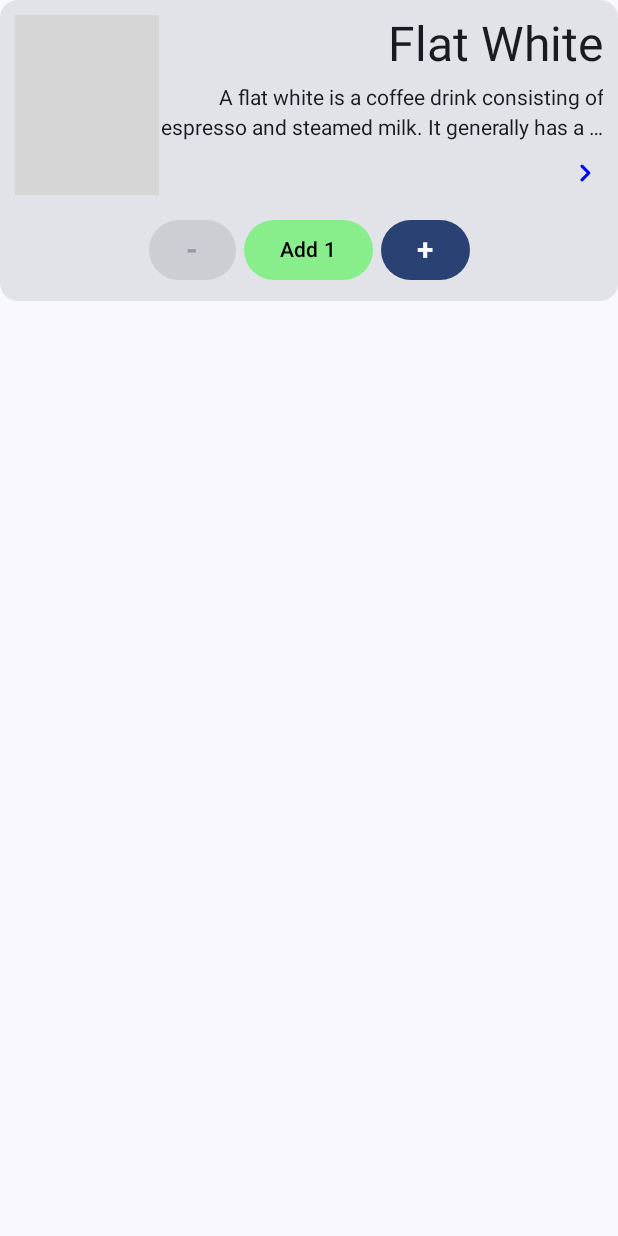
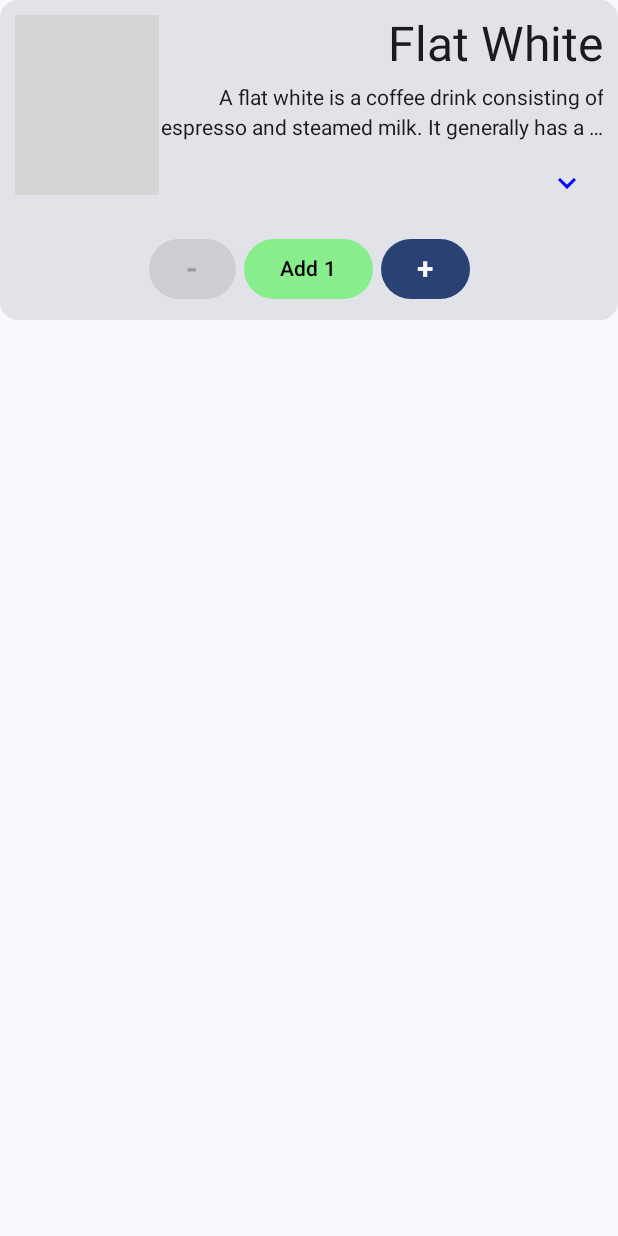
Before and after one commit to HuxleyMc/TheCoffeeShop, an Android app built with Jetpack Compose: the composable DrinkCard called with sample values from the repository, on a phone screen of 412 x 824 dp. Run offline under Robolectric (Android 15) with nearby library versions, the phone set to English and light mode, and no system bars; grey boxes are pictures that could not be loaded.

Commit message:
Adding expanding to drink card

```diff
--- a/app/src/main/AndroidManifest.xml
+++ b/app/src/main/AndroidManifest.xml
@@ -13,7 +13,6 @@
         <activity
             android:name=".MainActivity"
             android:exported="true"
-            android:label="@string/app_name"
             android:theme="@style/Theme.TheCoffeeShop">
             <intent-filter>
                 <action android:name="android.intent.action.MAIN" />
--- a/app/src/main/java/com/huxleymc/thecoffeeshop/ui/components/DrinkCard.kt
+++ b/app/src/main/java/com/huxleymc/thecoffeeshop/ui/components/DrinkCard.kt
@@ -2,6 +2,8 @@ package com.huxleymc.thecoffeeshop.ui.components
 
 import androidx.compose.animation.animateContentSize
 import androidx.compose.foundation.Image
+import androidx.compose.foundation.clickable
+import androidx.compose.foundation.interaction.MutableInteractionSource
 import androidx.compose.foundation.layout.Arrangement
 import androidx.compose.foundation.layout.Box
 import androidx.compose.foundation.layout.Column
@@ -13,24 +15,24 @@ import androidx.compose.foundation.layout.padding
 import androidx.compose.foundation.lazy.LazyColumn
 import androidx.compose.foundation.lazy.items
 import androidx.compose.material.icons.Icons
-import androidx.compose.material.icons.automirrored.rounded.KeyboardArrowRight
+import androidx.compose.material.icons.filled.KeyboardArrowDown
+import androidx.compose.material.icons.filled.KeyboardArrowUp
 import androidx.compose.material3.Button
-import androidx.compose.material3.ButtonColors
 import androidx.compose.material3.ButtonDefaults
 import androidx.compose.material3.Card
 import androidx.compose.material3.Icon
+import androidx.compose.material3.IconButton
 import androidx.compose.material3.Text
 import androidx.compose.runtime.Composable
 import androidx.compose.runtime.getValue
 import androidx.compose.runtime.mutableIntStateOf
+import androidx.compose.runtime.mutableStateOf
 import androidx.compose.runtime.remember
 import androidx.compose.runtime.setValue
 import androidx.compose.ui.Alignment
 import androidx.compose.ui.Modifier
 import androidx.compose.ui.graphics.Color
 import androidx.compose.ui.res.painterResource
-import androidx.compose.ui.text.SpanStyle
-import androidx.compose.ui.text.buildAnnotatedString
 import androidx.compose.ui.text.font.FontWeight
 import androidx.compose.ui.text.style.TextAlign
 import androidx.compose.ui.text.style.TextOverflow
@@ -40,16 +42,28 @@ import androidx.compose.ui.unit.sp
 import com.huxleymc.thecoffeeshop.data.Drink
 import com.huxleymc.thecoffeeshop.testdata.Drinks
 import com.huxleymc.thecoffeeshop.ui.theme.Typography
-import java.util.UUID
 
 @Composable
 fun DrinkCard(modifier: Modifier = Modifier, onClick: () -> Unit = {}, drink: Drink) {
+
+    var expanded by remember {
+        mutableStateOf(false)
+    }
 
     var amount by remember {
         mutableIntStateOf(1)
     }
 
-    Card(onClick = onClick, modifier = modifier.fillMaxWidth()) {
+    val interactionSource = remember { MutableInteractionSource() }
+
+    Card(
+        modifier = modifier
+            .clickable(
+                indication = null, interactionSource = interactionSource, onClick = onClick
+            )
+            .fillMaxWidth()
+            .animateContentSize()
+    ) {
         Box(modifier = Modifier.padding(10.dp)) {
             Column {
                 Row {
@@ -71,7 +85,7 @@ fun DrinkCard(modifier: Modifier = Modifier, onClick: () -> Unit = {}, drink: Dr
                             text = drink.description,
                             overflow = TextOverflow.Ellipsis,
                             style = Typography.bodyMedium.copy(letterSpacing = 0.sp),
-                            maxLines = 2,
+                            maxLines = if (expanded) Int.MAX_VALUE else 2,
                             textAlign = TextAlign.End,
                         )
                         Spacer(modifier = Modifier.height(2.dp))
@@ -97,12 +111,16 @@ fun DrinkCard(modifier: Modifier = Modifier, onClick: () -> Unit = {}, drink: Dr
 //                                append("$${drink.price + 2}")
 //                            })
 
-                            Icon(
-                                imageVector = Icons.AutoMirrored.Rounded.KeyboardArrowRight,
-                                contentDescription = null,
-                                tint = Color.Blue,
-                                modifier = Modifier.height(35.dp)
-                            )
+                            IconButton(onClick = { expanded = !expanded }) {
+                                Icon(
+                                    imageVector = if (expanded) Icons.Default.KeyboardArrowUp else Icons.Default.KeyboardArrowDown,
+                                    contentDescription = null,
+                                    tint = Color.Blue,
+                                    modifier = Modifier.height(35.dp)
+                                )
+                            }
+
+
                         }
                     }
                 }
@@ -119,7 +137,11 @@ fun DrinkCard(modifier: Modifier = Modifier, onClick: () -> Unit = {}, drink: Dr
                             Text(text = "-", fontWeight = FontWeight.Bold, fontSize = 20.sp)
                         }
 
-                        Button(onClick = { amount = 1 }, colors = ButtonDefaults.buttonColors().copy(containerColor = Color.Green.copy(alpha = 0.4f))) {
+                        Button(
+                            onClick = { amount = 1 },
+                            colors = ButtonDefaults.buttonColors()
+                                .copy(containerColor = Color.Green.copy(alpha = 0.4f))
+                        ) {
                             Text(
                                 text = "Add $amount",
                                 style = Typography.labelLarge,
```
